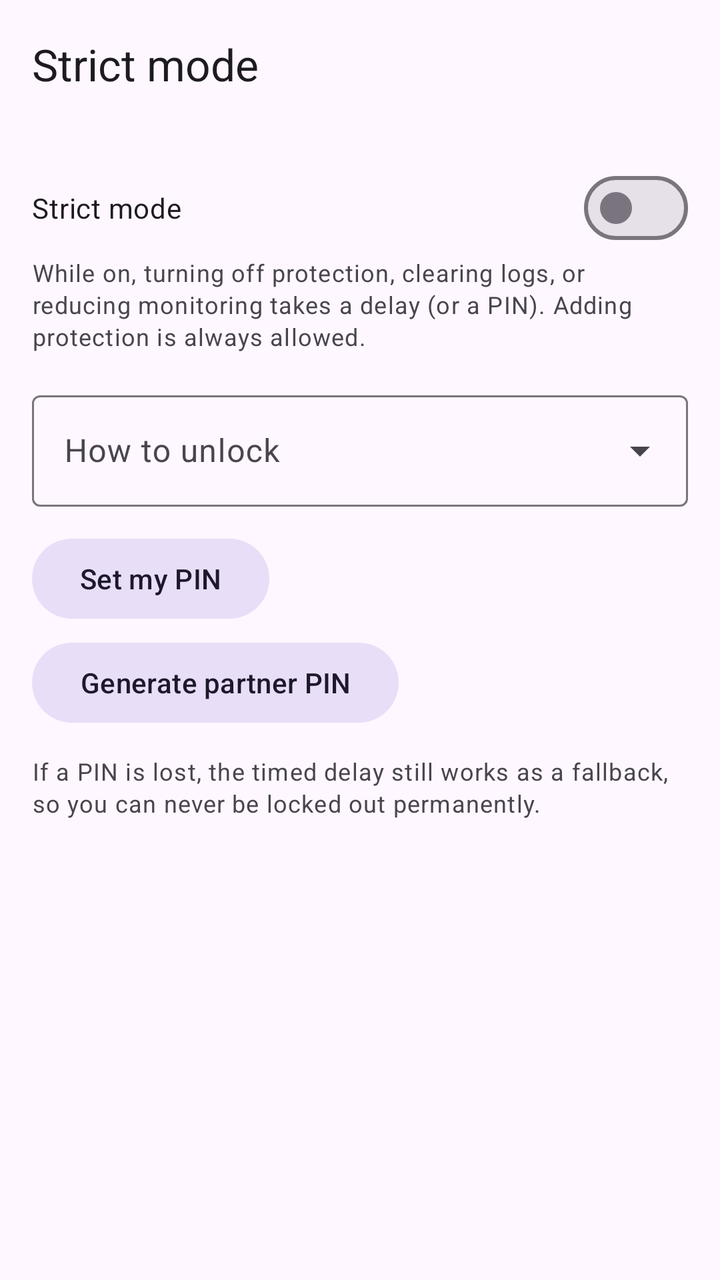
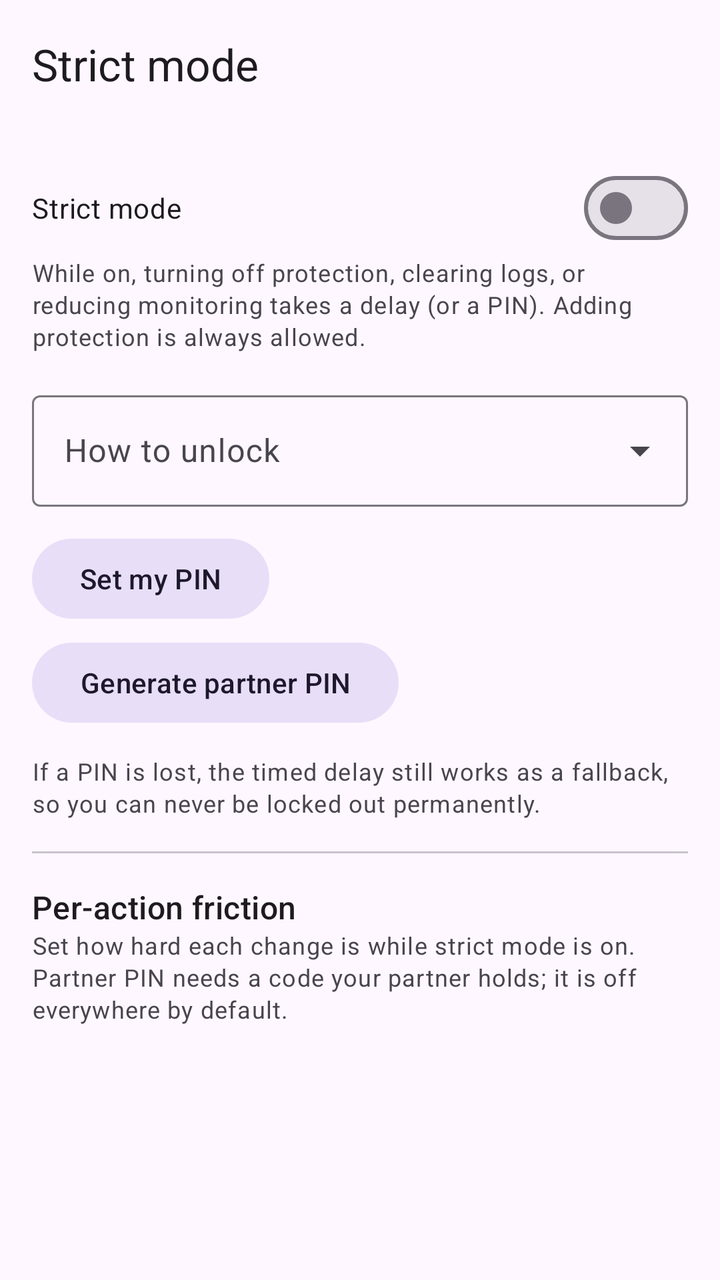

The first picture is an Android layout as it rendered before a commit; the second is the same layout after the commit. The layout source and the unified diff follow.
<!-- AndroidManifest.xml: application theme Theme.FocusFence -->
<!-- res/layout/activity_strict.xml -->
<?xml version="1.0" encoding="utf-8"?>
<androidx.coordinatorlayout.widget.CoordinatorLayout
    xmlns:android="http://schemas.android.com/apk/res/android"
    xmlns:app="http://schemas.android.com/apk/res-auto"
    android:layout_width="match_parent"
    android:layout_height="match_parent">

    <com.google.android.material.appbar.AppBarLayout
        android:layout_width="match_parent"
        android:layout_height="wrap_content">

        <com.google.android.material.appbar.MaterialToolbar
            android:id="@+id/toolbar"
            android:layout_width="match_parent"
            android:layout_height="?attr/actionBarSize"
            app:title="@string/strict_title" />
    </com.google.android.material.appbar.AppBarLayout>

    <androidx.core.widget.NestedScrollView
        android:layout_width="match_parent"
        android:layout_height="match_parent"
        app:layout_behavior="@string/appbar_scrolling_view_behavior">

        <LinearLayout
            android:layout_width="match_parent"
            android:layout_height="wrap_content"
            android:orientation="vertical"
            android:padding="16dp">

            <com.google.android.material.materialswitch.MaterialSwitch
                android:id="@+id/strictSwitch"
                android:layout_width="match_parent"
                android:layout_height="wrap_content"
                android:text="@string/strict_enable" />

            <TextView
                android:layout_width="match_parent"
                android:layout_height="wrap_content"
                android:text="@string/strict_explain"
                android:textAppearance="?attr/textAppearanceBodySmall"
                android:textColor="?android:attr/textColorSecondary" />

            <com.google.android.material.textfield.TextInputLayout
                style="@style/Widget.Material3.TextInputLayout.OutlinedBox.ExposedDropdownMenu"
                android:layout_width="match_parent"
                android:layout_height="wrap_content"
                android:layout_marginTop="16dp"
                android:hint="@string/strict_unlock_mode">

                <com.google.android.material.textfield.MaterialAutoCompleteTextView
                    android:id="@+id/modeDropdown"
                    android:layout_width="match_parent"
                    android:layout_height="wrap_content"
                    android:inputType="none" />
            </com.google.android.material.textfield.TextInputLayout>

            <Button
                android:id="@+id/setOwnerPinButton"
                style="@style/Widget.Material3.Button.TonalButton"
                android:layout_width="wrap_content"
                android:layout_height="wrap_content"
                android:layout_marginTop="12dp"
                android:text="@string/strict_set_owner_pin" />

            <Button
                android:id="@+id/partnerPinButton"
                style="@style/Widget.Material3.Button.TonalButton"
                android:layout_width="wrap_content"
                android:layout_height="wrap_content"
                android:layout_marginTop="4dp"
                android:text="@string/strict_gen_partner_pin" />

            <TextView
                android:layout_width="match_parent"
                android:layout_height="wrap_content"
                android:layout_marginTop="12dp"
                android:text="@string/strict_pin_fallback_note"
                android:textAppearance="?attr/textAppearanceBodySmall"
                android:textColor="?android:attr/textColorSecondary" />
        </LinearLayout>
    </androidx.core.widget.NestedScrollView>
</androidx.coordinatorlayout.widget.CoordinatorLayout>
<!-- resources referenced by this layout -->
<resources>
  <string name="strict_enable">Strict mode</string>
  <string name="strict_explain">While on, turning off protection, clearing logs, or reducing monitoring takes a delay (or a PIN). Adding protection is always allowed.</string>
  <string name="strict_gen_partner_pin">Generate partner PIN</string>
  <string name="strict_pin_fallback_note">If a PIN is lost, the timed delay still works as a fallback, so you can never be locked out permanently.</string>
  <string name="strict_set_owner_pin">Set my PIN</string>
  <string name="strict_title">Strict mode</string>
  <string name="strict_unlock_mode">How to unlock</string>
  <style name="Theme.FocusFence" parent="Theme.Material3.DayNight.NoActionBar">
          <item name="colorPrimary">@color/brand_primary</item>
      </style>
  <color name="brand_primary">#2E7D32</color>
</resources>

<!-- the commit's change to res/layout/activity_strict.xml (unified diff, before → after) -->
@@ -77,6 +77,32 @@
                 android:text="@string/strict_pin_fallback_note"
                 android:textAppearance="?attr/textAppearanceBodySmall"
                 android:textColor="?android:attr/textColorSecondary" />
+
+            <com.google.android.material.divider.MaterialDivider
+                android:layout_width="match_parent"
+                android:layout_height="wrap_content"
+                android:layout_marginVertical="16dp" />
+
+            <TextView
+                android:layout_width="match_parent"
+                android:layout_height="wrap_content"
+                android:text="@string/guard_title"
+                android:textAppearance="?attr/textAppearanceTitleMedium" />
+
+            <TextView
+                android:layout_width="match_parent"
+                android:layout_height="wrap_content"
+                android:text="@string/guard_intro"
+                android:textAppearance="?attr/textAppearanceBodySmall"
+                android:textColor="?android:attr/textColorSecondary" />
+
+            
+            <LinearLayout
+                android:id="@+id/guardContainer"
+                android:layout_width="match_parent"
+                android:layout_height="wrap_content"
+                android:layout_marginTop="8dp"
+                android:orientation="vertical" />
         </LinearLayout>
     </androidx.core.widget.NestedScrollView>
 </androidx.coordinatorlayout.widget.CoordinatorLayout>
<!-- resource entries referenced after the edit -->
@@ -1,5 +1,7 @@
 <!-- resources referenced by this layout -->
 <resources>
+  <string name="guard_intro">Set how hard each change is while strict mode is on. Partner PIN needs a code your partner holds; it is off everywhere by default.</string>
+  <string name="guard_title">Per-action friction</string>
   <string name="strict_enable">Strict mode</string>
   <string name="strict_explain">While on, turning off protection, clearing logs, or reducing monitoring takes a delay (or a PIN). Adding protection is always allowed.</string>
   <string name="strict_gen_partner_pin">Generate partner PIN</string>
